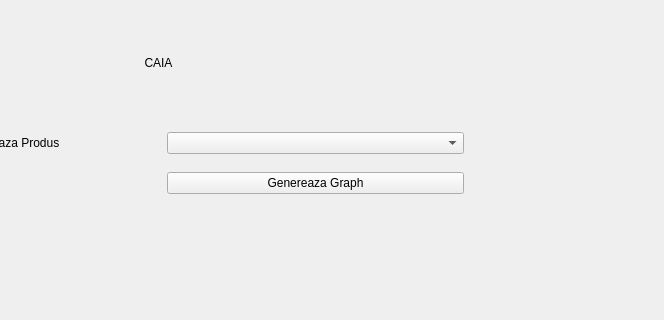
The window that views/form4.ui (cojocariudaniel1/StatisticProject) describes before a commit, drawn with Qt 5; both pictures show x 347 to 1011 and y 0 to 320 of the 1011 by 801 pixel window.
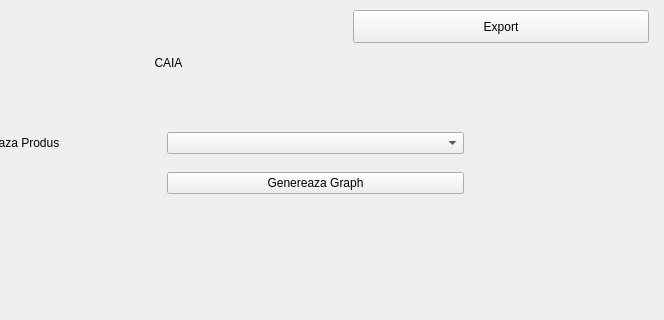
The same window after the commit.

```diff
--- a/views/form4.ui
+++ b/views/form4.ui
@@ -17,7 +17,7 @@
    <widget class="QLabel" name="title">
     <property name="geometry">
      <rect>
-      <x>0</x>
+      <x>10</x>
       <y>0</y>
       <width>1011</width>
       <height>125</height>
@@ -47,7 +47,7 @@
     </property>
     <layout class="QGridLayout" name="chart_layout"/>
    </widget>
-   <widget class="QWidget" name="">
+   <widget class="QWidget" name="layoutWidget">
     <property name="geometry">
      <rect>
       <x>210</x>
@@ -122,6 +122,22 @@
      </item>
     </layout>
    </widget>
+   <widget class="QPushButton" name="export_button">
+    <property name="geometry">
+     <rect>
+      <x>700</x>
+      <y>10</y>
+      <width>296</width>
+      <height>33</height>
+     </rect>
+    </property>
+    <property name="styleSheet">
+     <string notr="true">font: 14pt &quot;Nirmala UI Semilight&quot;;</string>
+    </property>
+    <property name="text">
+     <string>Export</string>
+    </property>
+   </widget>
   </widget>
  </widget>
  <resources/>
```
